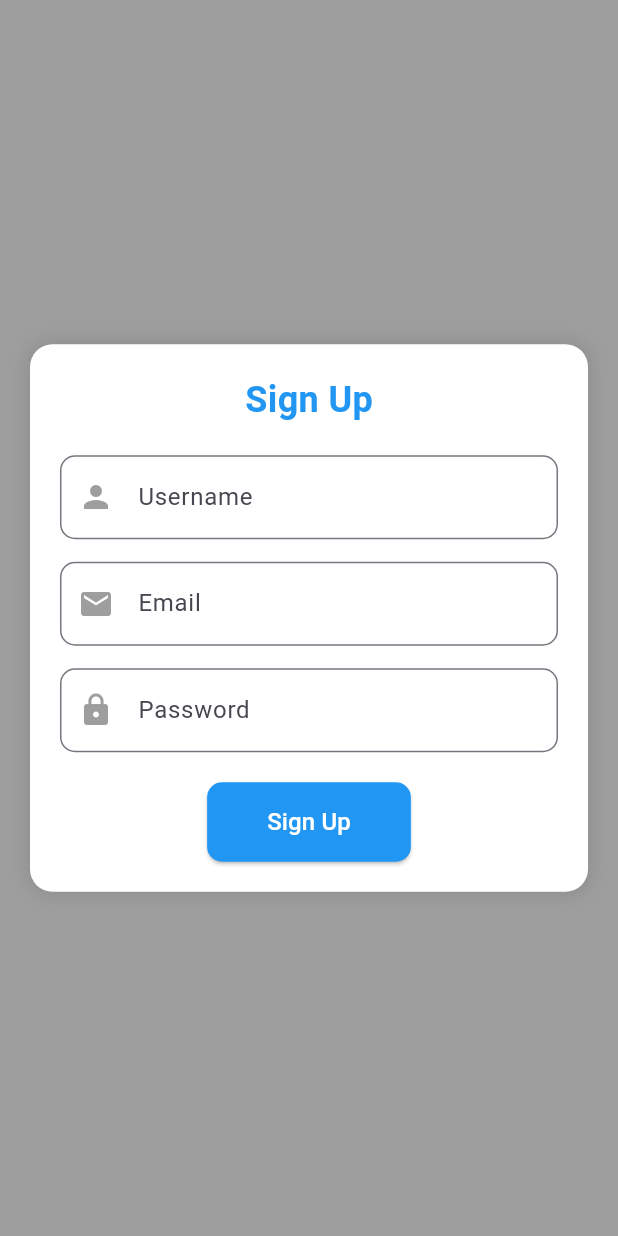
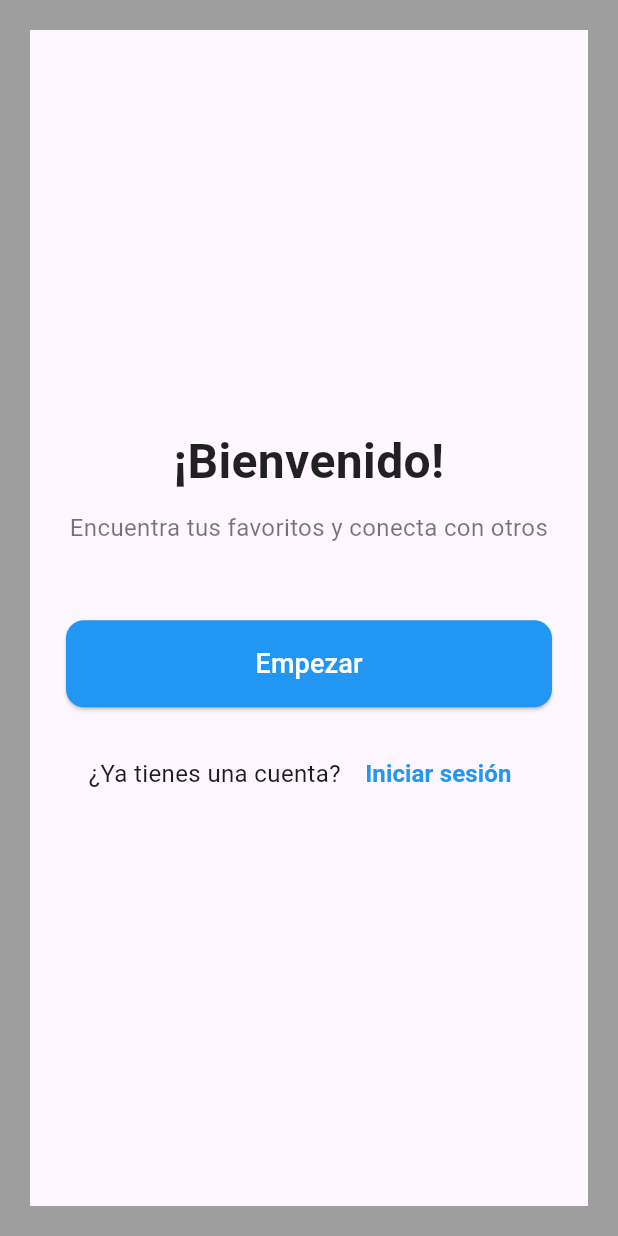
Before and after one commit to Marconic12/App_hackaton, a Flutter app: the screen it shows after launch, on a phone screen of 412 x 824 dp. Run offline on Flutter 3.47's test engine with Material 3 defaults, Android fonts, the phone set to English and light mode, and no system bars.

Commit message:
agregando nueva interfaces

```diff
--- a/lib/screens/launchind.dart
+++ b/lib/screens/launchind.dart
@@ -67,10 +67,10 @@ class _SplashScreenState extends State<SplashScreen>
           builder: (context) => const Scaffold(
             backgroundColor: Color.fromARGB(255, 158, 158, 158),
             body: Center(
-              child: SingleChildScrollView(
+              child: Center(
                 child: Padding(
                   padding: EdgeInsets.all(20.0),
-                  child: RegisterForm(),
+                  child: WelcomeScreen(),
                 ),
               ),
             ),
--- a/lib/screens/login.dart
+++ b/lib/screens/login.dart
@@ -1,176 +1,92 @@
 import 'package:flutter/material.dart';
 
-class RegisterForm extends StatefulWidget {
-  const RegisterForm({super.key});
-
-  @override
-  State<RegisterForm> createState() => _RegisterFormState();
-}
-
-class _RegisterFormState extends State<RegisterForm>
-    with SingleTickerProviderStateMixin {
-  late AnimationController _controller;
-  final _formKey = GlobalKey<FormState>();
-  final TextEditingController _usernameController = TextEditingController();
-  final TextEditingController _emailController = TextEditingController();
-  final TextEditingController _passwordController = TextEditingController();
-
-  @override
-  void initState() {
-    super.initState();
-    _controller = AnimationController(
-      vsync: this,
-      duration: const Duration(milliseconds: 500),
-    );
-    _controller.forward();
-  }
-
-  @override
-  void dispose() {
-    _controller.dispose();
-    _usernameController.dispose();
-    _emailController.dispose();
-    _passwordController.dispose();
-    super.dispose();
-  }
-
-  void _register() {
-    if (_formKey.currentState?.validate() ?? false) {
-      // ✅ Si pasa la validación, navega a MainScaffold
-      Navigator.pushReplacementNamed(context, '/main');
-    }
-  }
+class WelcomeScreen extends StatelessWidget {
+  const WelcomeScreen({super.key});
 
   @override
   Widget build(BuildContext context) {
-    return Container(
-      padding: const EdgeInsets.all(20),
-      decoration: BoxDecoration(
-        color: Colors.white,
-        borderRadius: BorderRadius.circular(15),
-        boxShadow: [
-          BoxShadow(
-            color: Colors.black.withOpacity(0.1),
-            blurRadius: 10,
-            spreadRadius: 2,
+    return Scaffold(
+      body: Center(
+        child: Padding(
+          padding: const EdgeInsets.symmetric(horizontal: 24.0),
+          child: Column(
+            mainAxisAlignment: MainAxisAlignment.center,
+            crossAxisAlignment: CrossAxisAlignment.stretch,
+            children: <Widget>[
+              // Título
+              const Text(
+                '¡Bienvenido!',
+                style: TextStyle(
+                  fontSize: 32,
+                  fontWeight: FontWeight.bold,
+                  color: Colors.black87,
                 ),
-        ],
+                textAlign: TextAlign.center,
               ),
-      child: Form(
-        key: _formKey,
-        child: Column(
-          mainAxisSize: MainAxisSize.min,
-          children: [
-            // Título
-            SlideTransition(
-              position: Tween<Offset>(
-                begin: const Offset(-1, 0),
-                end: Offset.zero,
-              ).animate(CurvedAnimation(
-                parent: _controller,
-                curve: const Interval(0.0, 0.3),
-              )),
-              child: FadeTransition(
-                opacity: _controller,
-                child: const Text(
-                  'Sign Up',
+
+              const SizedBox(height: 10),
+
+              // Subtítulo
+              const Text(
+                'Encuentra tus favoritos y conecta con otros',
                 style: TextStyle(
-                    fontSize: 24,
-                    fontWeight: FontWeight.bold,
-                    color: Colors.blue,
+                  fontSize: 16,
+                  color: Colors.black54,
+                ),
+                textAlign: TextAlign.center,
+              ),
+
+              const SizedBox(height: 50),
+
+              // Botón de "Empezar"
+              ElevatedButton(
+                onPressed: () {
+                  // Acción para ir a la pantalla de registro
+                  // Navigator.pushNamed(context, '/register');
+                  print('Empezar');
+                },
+                style: ElevatedButton.styleFrom(
+                  backgroundColor: Colors.blue,
+                  padding: const EdgeInsets.symmetric(vertical: 16),
+                  shape: RoundedRectangleBorder(
+                    borderRadius: BorderRadius.circular(12),
                   ),
                 ),
+                child: const Text(
+                  'Empezar',
+                  style: TextStyle(fontSize: 18, color: Colors.white),
                 ),
               ),
 
               const SizedBox(height: 20),
 
-            // Campo de usuario
-            TextFormField(
-              controller: _usernameController,
-              decoration: InputDecoration(
-                labelText: 'Username',
-                prefixIcon: const Icon(Icons.person, color: Colors.grey),
-                border: OutlineInputBorder(
-                  borderRadius: BorderRadius.circular(10),
+              // Texto con hipervínculo para "Iniciar sesión"
+              Row(
+                mainAxisAlignment: MainAxisAlignment.center,
+                children: [
+                  const Text(
+                    '¿Ya tienes una cuenta? ',
+                    style: TextStyle(fontSize: 16),
                   ),
+                  TextButton(
+                    onPressed: () {
+                      // Acción para ir a la pantalla de inicio de sesión
+                      // Navigator.pushNamed(context, '/login');
+                      print('Iniciar sesión');
+                    },
+                    child: const Text(
+                      'Iniciar sesión',
+                      style: TextStyle(
+                        fontSize: 16,
+                        color: Colors.blue,
+                        fontWeight: FontWeight.bold,
                       ),
-              validator: (value) {
-                if (value == null || value.isEmpty) {
-                  return 'Please enter your username';
-                }
-                return null;
-              },
-            ),
-
-            const SizedBox(height: 15),
-
-            // Campo de email
-            TextFormField(
-              controller: _emailController,
-              keyboardType: TextInputType.emailAddress,
-              decoration: InputDecoration(
-                labelText: 'Email',
-                prefixIcon: const Icon(Icons.email, color: Colors.grey),
-                border: OutlineInputBorder(
-                  borderRadius: BorderRadius.circular(10),
-                ),
-              ),
-              validator: (value) {
-                if (value == null || value.isEmpty) {
-                  return 'Please enter your email';
-                }
-                if (!value.contains('@')) {
-                  return 'Please enter a valid email';
-                }
-                return null;
-              },
-            ),
-
-            const SizedBox(height: 15),
-
-            // Campo de contraseña
-            TextFormField(
-              controller: _passwordController,
-              obscureText: true,
-              decoration: InputDecoration(
-                labelText: 'Password',
-                prefixIcon: const Icon(Icons.lock, color: Colors.grey),
-                border: OutlineInputBorder(
-                  borderRadius: BorderRadius.circular(10),
-                ),
-              ),
-              validator: (value) {
-                if (value == null || value.isEmpty) {
-                  return 'Please enter your password';
-                }
-                if (value.length < 6) {
-                  return 'Password must be at least 6 characters';
-                }
-                return null;
-              },
-            ),
-
-            const SizedBox(height: 20),
-
-            // Botón de registro
-            ElevatedButton(
-              onPressed: _register, // 👈 Llama a la función que navega
-              style: ElevatedButton.styleFrom(
-                backgroundColor: Colors.blue,
-                foregroundColor: Colors.white,
-                padding:
-                    const EdgeInsets.symmetric(horizontal: 40, vertical: 15),
-                shape: RoundedRectangleBorder(
-                  borderRadius: BorderRadius.circular(10),
-                ),
-              ),
-              child: const Text(
-                'Sign Up',
-                style: TextStyle(fontSize: 16),
                     ),
                   ),
                 ],
+              ),
+            ],
+          ),
         ),
       ),
     );
```
Also changed, not shown: pubspec.yaml (+9 -66 lines). Lines whose indentation alone changed are shown as unchanged.
